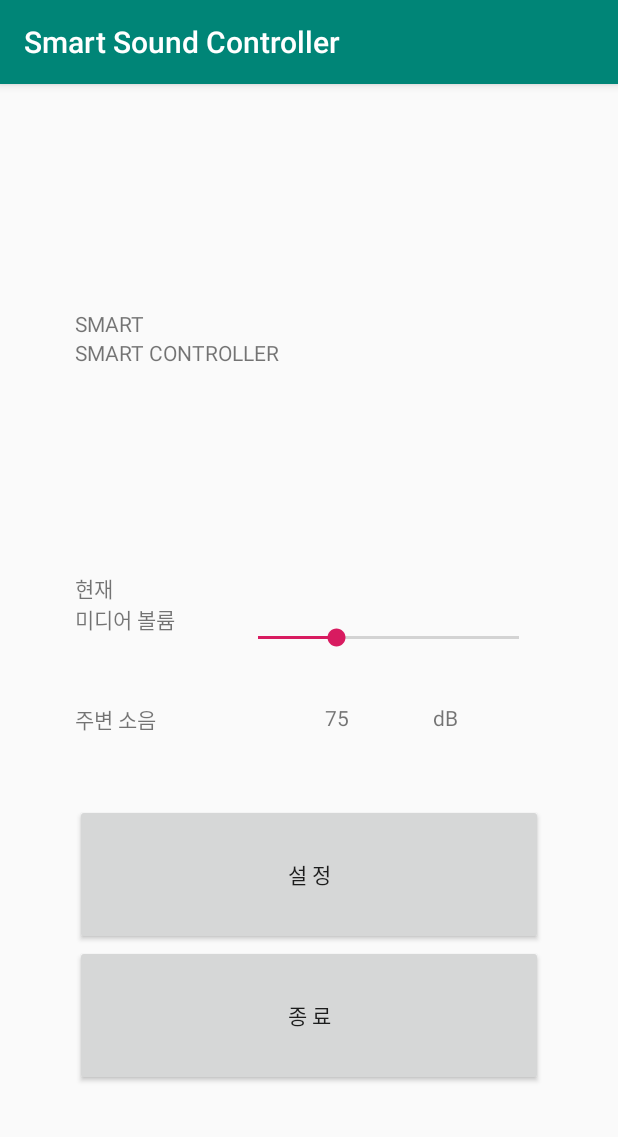
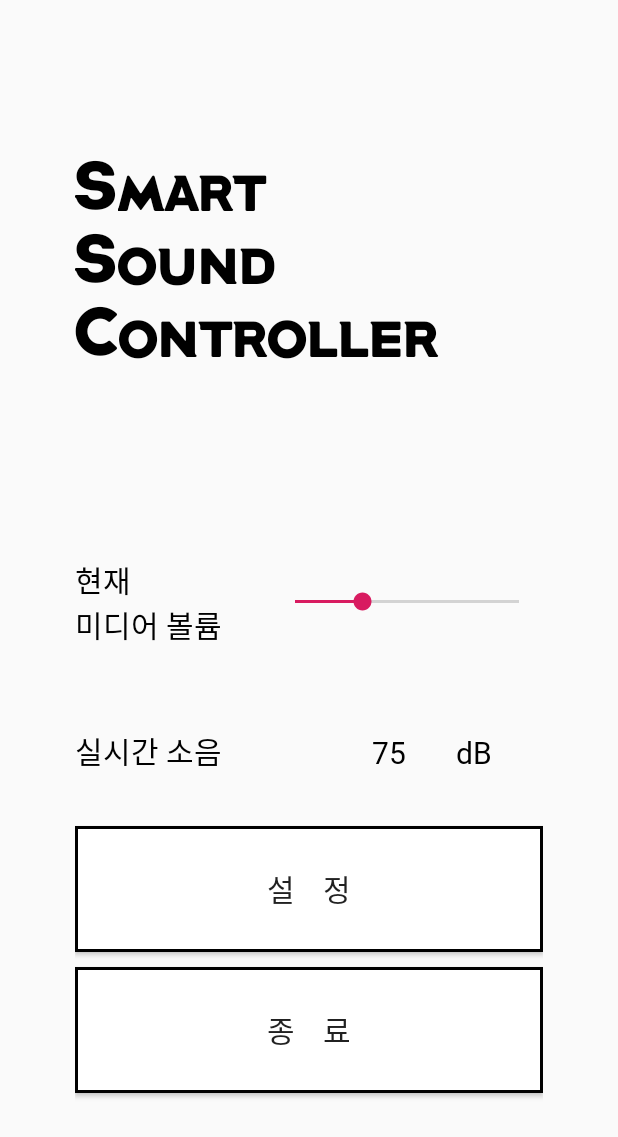
Before and after one commit to youseokhwan/SmartSoundController, an Android app: the screen it shows after launch (MainActivity), on a phone screen of 412 x 824 dp. Shown: the top 1137 px of the screen. Run offline under Robolectric (Android 15) with nearby library versions, the phone set to English and light mode, and no system bars.

Commit message:
설정 화면 생성 및 전환 구현

```diff
--- a/SmartSoundController/app/src/main/AndroidManifest.xml
+++ b/SmartSoundController/app/src/main/AndroidManifest.xml
@@ -1,6 +1,8 @@
 <?xml version="1.0" encoding="utf-8"?>
 <manifest xmlns:android="http://schemas.android.com/apk/res/android"
     package="com.example.smartsoundcontroller">
+
+    <uses-permission android:name="android.permission.MODIFY_AUDIO_SETTINGS"/>
 
     <application
         android:allowBackup="true"
@@ -16,6 +18,7 @@
                 <category android:name="android.intent.category.LAUNCHER" />
             </intent-filter>
         </activity>
+        <activity android:name=".SettingActivity" />
     </application>
 
 </manifest>
--- a/SmartSoundController/app/src/main/java/com/example/smartsoundcontroller/MainActivity.java
+++ b/SmartSoundController/app/src/main/java/com/example/smartsoundcontroller/MainActivity.java
@@ -1,13 +1,45 @@
 package com.example.smartsoundcontroller;
 
-import android.support.v7.app.AppCompatActivity;
+import android.app.Activity;
+import android.content.Context;
+import android.content.Intent;
 import android.os.Bundle;
+import android.view.View;
+import android.widget.Button;
+import android.widget.SeekBar;
+import android.widget.TextView;
 
-public class MainActivity extends AppCompatActivity {
+public class MainActivity extends Activity implements View.OnClickListener {
+
+    SeekBar volumeBar;
+    TextView currentdB;
+    Button settingBtn, exitBtn;
 
     @Override
     protected void onCreate(Bundle savedInstanceState) {
         super.onCreate(savedInstanceState);
         setContentView(R.layout.activity_main);
+
+        volumeBar = (SeekBar)findViewById(R.id.volumeBar);
+        currentdB = (TextView)findViewById(R.id.currentdB);
+        settingBtn = (Button)findViewById(R.id.settingBtn);
+        exitBtn = (Button)findViewById(R.id.exitBtn);
+
+        settingBtn.setOnClickListener((View.OnClickListener)this);
+        exitBtn.setOnClickListener((View.OnClickListener)this);
+    }
+
+    @Override
+    public void onClick(View v) {
+        if(v.getId() == R.id.settingBtn) {
+            Intent intent = new Intent(this, SettingActivity.class);
+            startActivity(intent);
+        }
+        else if(v.getId() == R.id.exitBtn) {
+            finish();
+        }
+        else {
+            // empty
+        }
     }
 }
--- /dev/null
+++ b/SmartSoundController/app/src/main/res/drawable/btn_bg.xml
@@ -0,0 +1,21 @@
+<?xml version="1.0" encoding="utf-8"?>
+<shape xmlns:android="http://schemas.android.com/apk/res/android"
+    android:shape="rectangle">
+
+    <!-- 테두리 내부 색상 -->
+    <solid android:color="@android:color/white" />
+    <!--<solid android:color="#00ffffff" />-->
+
+    <!-- 테두리 내부 여백 -->
+    <padding
+        android:top="8dp"
+        android:bottom="8dp"
+        android:right="8dp"
+        android:left="8dp" />
+
+    <!-- 테두리 두께, 색상 -->
+    <stroke
+        android:width="2dp"
+        android:color="@android:color/black" />
+
+</shape>
--- a/SmartSoundController/app/src/main/res/layout/activity_main.xml
+++ b/SmartSoundController/app/src/main/res/layout/activity_main.xml
@@ -10,8 +10,8 @@
     <LinearLayout
         android:layout_width="match_parent"
         android:layout_height="match_parent"
-        android:layout_marginTop="150dp"
-        android:layout_marginBottom="100dp"
+        android:layout_marginTop="100dp"
+        android:layout_marginBottom="50dp"
         android:layout_marginLeft="50dp"
         android:layout_marginRight="50dp"
         android:orientation="vertical">
@@ -20,18 +20,81 @@
         <LinearLayout
             android:layout_width="match_parent"
             android:layout_height="wrap_content"
+            android:gravity="top"
             android:layout_weight="3"
             android:orientation="vertical">
 
-            <TextView
+            <LinearLayout
                 android:layout_width="match_parent"
                 android:layout_height="wrap_content"
-                android:text="SMART" />
+                android:orientation="horizontal">
 
-            <TextView
+                <TextView
+                    android:layout_width="wrap_content"
+                    android:layout_height="match_parent"
+                    android:fontFamily="@font/tmontium"
+                    android:text="S"
+                    android:textSize="45dp"
+                    android:textColor="#000000" />
+
+                <TextView
+                    android:layout_width="wrap_content"
+                    android:layout_height="match_parent"
+                    android:gravity="bottom"
+                    android:fontFamily="@font/tmontium"
+                    android:text="MART"
+                    android:textSize="35dp"
+                    android:textColor="#000000" />
+
+            </LinearLayout>
+
+            <LinearLayout
                 android:layout_width="match_parent"
                 android:layout_height="wrap_content"
-                android:text="SMART CONTROLLER" />
+                android:orientation="horizontal">
+
+                <TextView
+                    android:layout_width="wrap_content"
+                    android:layout_height="match_parent"
+                    android:fontFamily="@font/tmontium"
+                    android:text="S"
+                    android:textSize="45dp"
+                    android:textColor="#000000" />
+
+                <TextView
+                    android:layout_width="wrap_content"
+                    android:layout_height="match_parent"
+                    android:gravity="bottom"
+                    android:fontFamily="@font/tmontium"
+                    android:text="OUND "
+                    android:textSize="35dp"
+                    android:textColor="#000000" />
+
+            </LinearLayout>
+
+            <LinearLayout
+                android:layout_width="match_parent"
+                android:layout_height="wrap_content"
+                android:orientation="horizontal">
+
+                <TextView
+                    android:layout_width="wrap_content"
+                    android:layout_height="match_parent"
+                    android:fontFamily="@font/tmontium"
+                    android:text="C"
+                    android:textSize="45dp"
+                    android:textColor="#000000" />
+
+                <TextView
+                    android:layout_width="wrap_content"
+                    android:layout_height="match_parent"
+                    android:gravity="bottom"
+                    android:fontFamily="@font/tmontium"
+                    android:text="ONTROLLER"
+                    android:textSize="35dp"
+                    android:textColor="#000000" />
+
+            </LinearLayout>
 
         </LinearLayout>
 
@@ -46,19 +109,24 @@
                 android:layout_width="wrap_content"
                 android:layout_height="match_parent"
                 android:layout_weight="1"
-                android:text="현재\n미디어 볼륨"/>
+                android:gravity="center_vertical"
+                android:fontFamily="@font/tmonmonsori"
+                android:textSize="20dp"
+                android:text="현재\n미디어 볼륨"
+                android:textColor="#000000" />
 
             <SeekBar
-                android:id="@+id/seekBar1"
+                android:id="@+id/volumeBar"
                 android:layout_width="wrap_content"
                 android:layout_height="match_parent"
                 android:layout_weight="4"
+                android:gravity="center"
                 android:max="100"
                 android:progress="30" />
 
         </LinearLayout>
 
-        <!-- 주변 소음, 실시간 dB값 -->
+        <!-- 실시간 소음 및 dB값 -->
         <LinearLayout
             android:layout_width="match_parent"
             android:layout_height="wrap_content"
@@ -68,39 +136,61 @@
             <TextView
                 android:layout_width="wrap_content"
                 android:layout_height="match_parent"
-                android:layout_weight="2"
-                android:text="주변 소음" />
+                android:layout_weight="1"
+                android:gravity="bottom"
+                android:fontFamily="@font/tmonmonsori"
+                android:textSize="20dp"
+                android:text="실시간 소음"
+                android:textColor="#000000" />
 
             <TextView
-                android:id="@+id/textView2"
+                android:id="@+id/currentdB"
                 android:layout_width="wrap_content"
                 android:layout_height="match_parent"
-                android:layout_weight="1"
-                android:text="75" />
+                android:layout_weight="2"
+                android:gravity="center|right|bottom"
+                android:fontFamily="@font/tmonmonsori"
+                android:textSize="20dp"
+                android:text="75"
+                android:textColor="#000000" />
 
             <TextView
                 android:layout_width="wrap_content"
                 android:layout_height="match_parent"
-                android:layout_weight="1"
-                android:text="dB" />
+                android:layout_weight="2"
+                android:gravity="center|bottom"
+                android:fontFamily="@font/tmonmonsori"
+                android:textSize="20dp"
+                android:text="dB"
+                android:textColor="#000000" />
 
         </LinearLayout>
 
         <!-- 설정 버튼 -->
         <Button
-            android:id="@+id/btn1"
+            android:id="@+id/settingBtn"
+            android:layout_marginTop="35dp"
+            android:layout_marginBottom="10dp"
             android:layout_width="match_parent"
             android:layout_height="wrap_content"
             android:layout_weight="1"
-            android:text="설 정"/>
+            android:background="@drawable/btn_bg"
+            android:fontFamily="@font/tmonmonsori"
+            android:textSize="20dp"
+            android:text="설    정"/>
 
         <!-- 종료 버튼 -->
         <Button
-            android:id="@+id/btn2"
+            android:id="@+id/exitBtn"
+            android:layout_marginTop="0dp"
+            android:layout_marginBottom="45dp"
             android:layout_width="match_parent"
             android:layout_height="wrap_content"
             android:layout_weight="1"
-            android:text="종 료"/>
+            android:background="@drawable/btn_bg"
+            android:fontFamily="@font/tmonmonsori"
+            android:textSize="20dp"
+            android:text="종    료"/>
 
     </LinearLayout>
 
--- a/SmartSoundController/app/src/main/res/values/strings.xml
+++ b/SmartSoundController/app/src/main/res/values/strings.xml
@@ -1,3 +1,3 @@
 <resources>
-    <string name="app_name">Smart Sound Controller</string>
+    <string name="app_name">SmartSoundController</string>
 </resources>
--- a/SmartSoundController/app/src/main/res/values/styles.xml
+++ b/SmartSoundController/app/src/main/res/values/styles.xml
@@ -2,6 +2,7 @@
 
     <!-- Base application theme. -->
     <style name="AppTheme" parent="Theme.AppCompat.Light.DarkActionBar">
+        <item name="windowNoTitle">true</item>
         <!-- Customize your theme here. -->
         <item name="colorPrimary">@color/colorPrimary</item>
         <item name="colorPrimaryDark">@color/colorPrimaryDark</item>
```
Also changed, not shown: SmartSoundController/app/src/main/java/com/example/smartsoundcontroller/SettingActivity.java (added, +13 -0 lines), SmartSoundController/app/src/main/res/font/fonts.xml (added, +14 -0 lines), SmartSoundController/app/src/main/res/layout/activity_setting.xml (added, +156 -0 lines), SmartSoundController/app/src/main/res/font/tmontium.ttf (added), SmartSoundController/gradle/wrapper/gradle-wrapper.properties, 2 other files.
